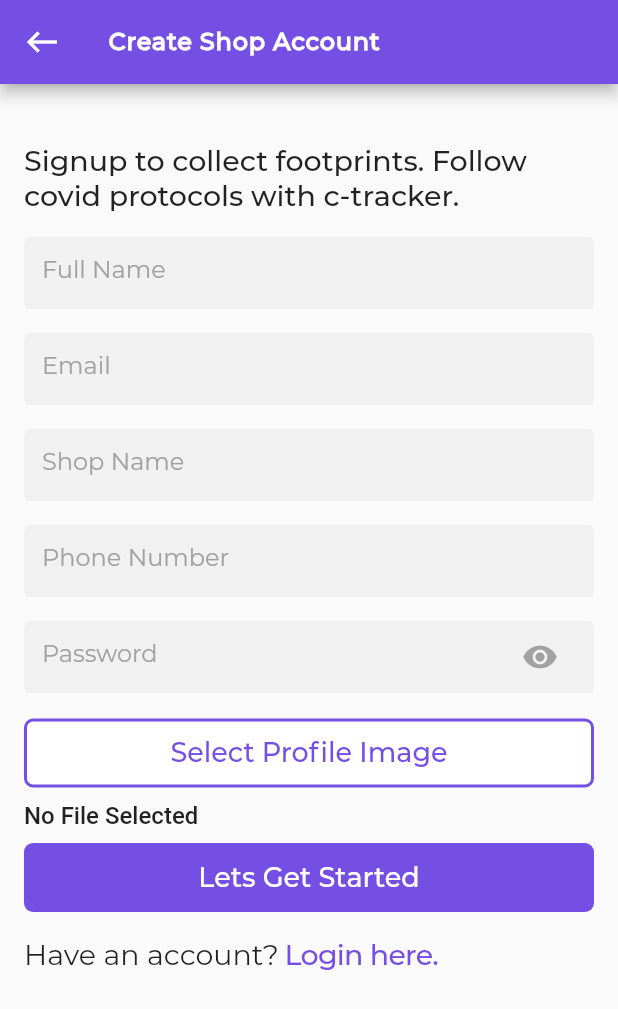
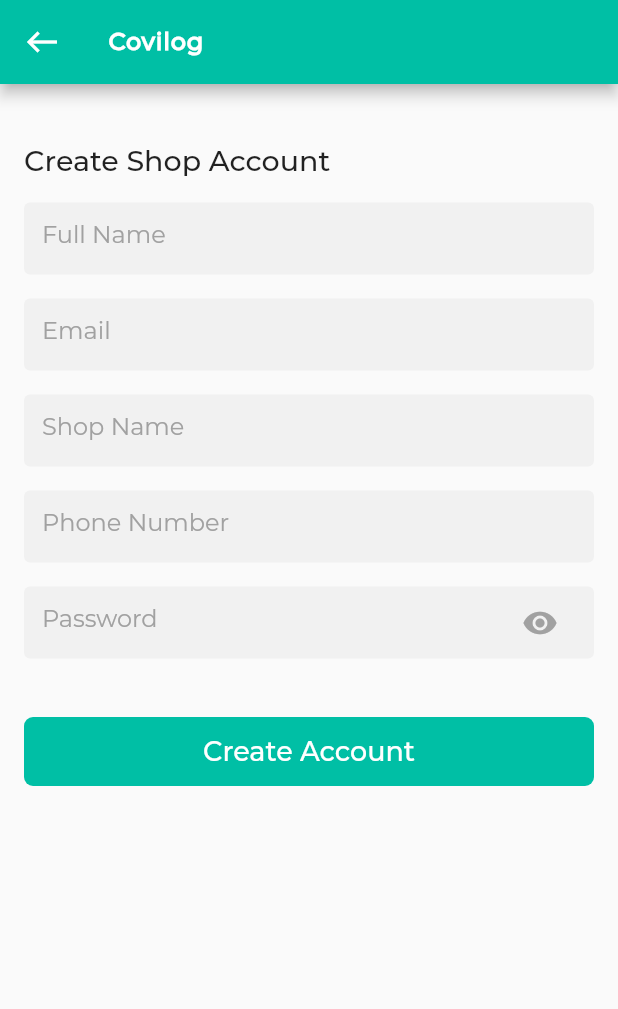
Before and after one commit to Nithinkamald/covilog, a Flutter app: the ShopLoginForm screen opened by its route, after a tap on "Create one", on a phone screen of 412 x 824 dp. Shown: the top 1009 px of the screen. Run offline on Flutter 3.47's test engine with Material 2 defaults, Android fonts, the phone set to English and light mode, and no system bars; our stand-ins replace file_picker, firebase_auth, firebase_core, firebase_database, firebase_storage, flutter_svg and 4 more; missing offline and left inert: qr_code_scanner; accounts and stored records are empty; project files that could hold a hidden picture were left out.

Commit message:
Shop pages updated

```diff
--- a/lib/Home/shop_owner_home.dart
+++ b/lib/Home/shop_owner_home.dart
@@ -39,10 +39,9 @@ class ShopOwnerHomeBody extends StatelessWidget {
 
   @override
   Widget build(BuildContext context) {
-    return Padding(
-      padding: const EdgeInsets.all(16.0),
+    return Center(
       child: Column(
-        crossAxisAlignment: CrossAxisAlignment.center,
+        //crossAxisAlignment: CrossAxisAlignment.center,
         mainAxisAlignment: MainAxisAlignment.center,
         children: [
           FutureBuilder<dynamic>(
@@ -59,10 +58,6 @@ class ShopOwnerHomeBody extends StatelessWidget {
                     leading: Container(
                       child: CircleAvatar(
                         radius: 25.0,
-                        backgroundImage: NetworkImage(
-                            'https://firebasestorage.googleapis.com/v0/b/c-tracker-2021.appspot.com/o/files%2F' +
-                                snapshot.data.value['email'] +
-                                '?alt=media&token=a2d4e1d0-202e-49c4-86b7-59df731559b3'),
                         backgroundColor: Colors.transparent,
                       ),
                     ),
@@ -99,8 +94,8 @@ class ShopOwnerHomeBody extends StatelessWidget {
             height: 40,
           ),
           Text(
-            'Scan and confirm your footprint. Your deatils will be entered to the visitors list.',
-            textAlign: TextAlign.center,
+            'Scan the QR code to enter',
+            //textAlign: TextAlign.center,
             style: bodytxtstyle,
           ),
           Padding(
@@ -117,10 +112,10 @@ class ShopOwnerHomeBody extends StatelessWidget {
                 onPressed: () {
                   Navigator.pushNamed(context, 'shop_owner_summery');
                 },
-                color: vilot,
+                color: Colors.tealAccent[700],
                 textColor: Colors.white,
                 child: Text(
-                  'Summery',
+                  'Customer Log',
                   style: button,
                 ),
                 shape: RoundedRectangleBorder(
@@ -148,7 +143,7 @@ class ShopOwnerHomeBody extends StatelessWidget {
               'Signout',
               textAlign: TextAlign.center,
               style: TextStyle(
-                color: vilot,
+                color: Colors.tealAccent[700],
                 fontFamily: 'Montserrat',
                 fontSize: 16,
                 fontWeight: FontWeight.w500,
--- a/lib/form/shop_login.dart
+++ b/lib/form/shop_login.dart
@@ -20,10 +20,10 @@ class ShopLoginForm extends StatelessWidget {
           },
         ),
         title: Text(
-          'Login as Shop Owner',
+          'CoviLog',
           style: h2,
         ),
-        backgroundColor: vilot,
+        backgroundColor: Colors.tealAccent[700],
       ),
       body: SingleChildScrollView(
         child: ShopLoginFormContents(),
@@ -52,7 +52,8 @@ class _ShopLoginFormContentsState extends State<ShopLoginFormContents> {
             height: 24,
           ),
           Text(
-            'Welcome back! Please login to continue.',
+            //'Welcome back! Please login to continue.',
+            'Login as Shop',
             textAlign: TextAlign.left,
             style: textBtn,
           ),
@@ -72,16 +73,9 @@ class _ShopLoginFormContentsState extends State<ShopLoginFormContents> {
             pass: true,
             eyeIcon: Icons.visibility,
           ),
+
           SizedBox(
-            height: 8,
-          ),
-          Text(
-            'Forgot password?',
-            textAlign: TextAlign.right,
-            style: bodytxtstyle,
-          ),
-          SizedBox(
-            height: 8,
+            height: 16.0,
           ),
           Padding(
             padding: const EdgeInsets.symmetric(vertical: 8),
@@ -101,7 +95,7 @@ class _ShopLoginFormContentsState extends State<ShopLoginFormContents> {
                     loginAndAuthenticateUser(context);
                   }
                 },
-                color: vilot,
+                color: Colors.tealAccent[700],
                 textColor: Colors.white,
                 child: Text(
                   'Login',
@@ -131,7 +125,7 @@ class _ShopLoginFormContentsState extends State<ShopLoginFormContents> {
                     'Create one',
                     textAlign: TextAlign.left,
                     style: TextStyle(
-                      color: vilot,
+                      color: Colors.tealAccent[700],
                       fontFamily: 'Montserrat',
                       fontSize: 19,
                       fontWeight: FontWeight.w500,
@@ -171,16 +165,16 @@ class _ShopLoginFormContentsState extends State<ShopLoginFormContents> {
 
           Navigator.pushNamedAndRemoveUntil(
               context, 'shop_owner_home_screen', (route) => false);
-          displayToastMessage("you are logged-in now.", context);
+          displayToastMessage("login successful", context);
         } else {
           _firebaseAuth.signOut();
           displayToastMessage(
-              "No record exists for this user. Please create new account.",
+              "User does not exist. Create new account.",
               context);
         }
       });
     } else {
-      displayToastMessage("Error Occured, can not", context);
+      displayToastMessage("Error Occured", context);
     }
   }
 }
--- a/lib/form/shop_signup.dart
+++ b/lib/form/shop_signup.dart
@@ -25,10 +25,10 @@ class ShopSignupForm extends StatelessWidget {
           },
         ),
         title: Text(
-          'Create Shop Account',
+          'Covilog',
           style: h2,
         ),
-        backgroundColor: vilot,
+        backgroundColor: Colors.tealAccent[700],
       ),
       body: SingleChildScrollView(
         child: SignupFormContents(),
@@ -54,7 +54,6 @@ class _SignupFormContentsState extends State<SignupFormContents> {
   File file;
   @override
   Widget build(BuildContext context) {
-    final fileName = file != null ? basename(file.path) : 'No File Selected';
 
     return Padding(
       padding: const EdgeInsets.all(16.0),
@@ -65,7 +64,7 @@ class _SignupFormContentsState extends State<SignupFormContents> {
             height: 24,
           ),
           Text(
-            'Signup to collect footprints. Follow covid protocols with c-tracker.',
+            'Create Shop Account',
             textAlign: TextAlign.left,
             style: textBtn,
           ),
@@ -103,38 +102,9 @@ class _SignupFormContentsState extends State<SignupFormContents> {
             pass: true,
             eyeIcon: Icons.visibility,
           ),
+
           Padding(
-            padding: const EdgeInsets.symmetric(vertical: 8),
-            child: ConstrainedBox(
-              constraints: const BoxConstraints(
-                minWidth: double.infinity,
-                minHeight: 46,
-              ),
-              // ignore: deprecated_member_use
-              child: FlatButton(
-                onPressed: selectFile,
-                color: Colors.white,
-                textColor: vilot,
-                child: Text(
-                  'Select Profile Image',
-                  style: button,
-                ),
-                shape: RoundedRectangleBorder(
-                  side: BorderSide(
-                    color: vilot,
-                    width: 2,
-                  ),
-                  borderRadius: BorderRadius.circular(6),
-                ),
-              ),
-            ),
-          ),
-          Text(
-            fileName,
-            style: TextStyle(fontSize: 16, fontWeight: FontWeight.w500),
-          ),
-          Padding(
-            padding: const EdgeInsets.symmetric(vertical: 8),
+            padding: const EdgeInsets.symmetric(vertical: 30.0),
             child: ConstrainedBox(
               constraints: const BoxConstraints(
                 minWidth: double.infinity,
@@ -144,8 +114,7 @@ class _SignupFormContentsState extends State<SignupFormContents> {
               child: FlatButton(
                 onPressed: () {
                   if (nameTextEditingController.text.length < 3) {
-                    displayToastMessage(
-                        "name must be atleast 3 character", context);
+                    displayToastMessage("name must be atleast 3 character", context);
                   } else if (!emailTextEditingController.text.contains("@")) {
                     displayToastMessage("Email address is not valid", context);
                   } else if (shopnameTextEditingController.text.isEmpty) {
@@ -160,45 +129,16 @@ class _SignupFormContentsState extends State<SignupFormContents> {
                   }
                   uploadFile();
                 },
-                color: vilot,
+                color: Colors.tealAccent[700],
                 textColor: Colors.white,
                 child: Text(
-                  'Lets Get Started',
+                  'Create Account',
                   style: button,
                 ),
                 shape: RoundedRectangleBorder(
                   borderRadius: BorderRadius.circular(6),
                 ),
               ),
-            ),
-          ),
-          Padding(
-            padding: const EdgeInsets.symmetric(vertical: 8),
-            child: Row(
-              children: [
-                Text(
-                  'Have an account?',
-                  textAlign: TextAlign.left,
-                  style: bodytxtstyle,
-                ),
-                SizedBox(width: 4),
-                GestureDetector(
-                  onTap: () {
-                    Navigator.pushNamed(context, 'shop_owner_login');
-                  },
-                  child: Text(
-                    'Login here.',
-                    textAlign: TextAlign.left,
-                    style: TextStyle(
-                      color: vilot,
-                      fontFamily: 'Montserrat',
-                      fontSize: 19,
-                      fontWeight: FontWeight.w500,
-                      letterSpacing: -0.5,
-                    ),
-                  ),
-                ),
-              ],
             ),
           ),
         ],
```
